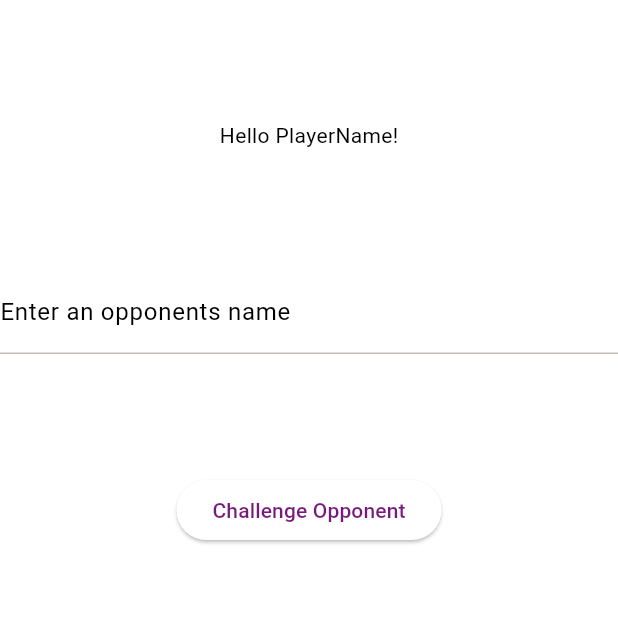
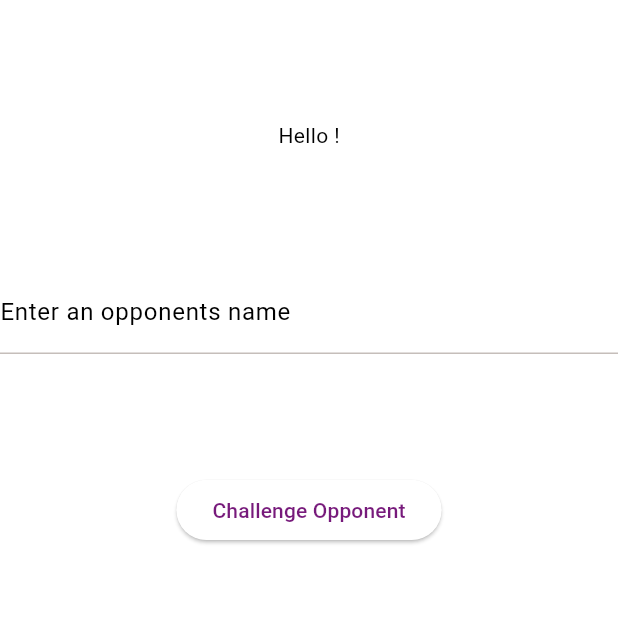
Before and after one commit to h3nse/Wizardly-Doomed-Wizards, a Flutter app: the FindOpponentPage screen opened directly with empty values, on a phone screen of 412 x 824 dp, the top half of it. Run offline on Flutter 3.47's test engine with Material 3 defaults, Android fonts, the phone set to English and light mode, and no system bars; our stand-ins replace flutter_dotenv, supabase_flutter, timer_count_down; accounts and stored records are empty.

Commit message:
DIsplay player name, and prevent creating more players

```diff
--- a/lib/pages/find_opponent_page.dart
+++ b/lib/pages/find_opponent_page.dart
@@ -1,5 +1,6 @@
 import 'package:flutter/material.dart';
 import 'package:wizardly_fucked_wizards/other/constants.dart';
+import 'package:wizardly_fucked_wizards/other/player.dart';
 import 'package:wizardly_fucked_wizards/pages/incoming_challenge_page.dart';
 import 'package:wizardly_fucked_wizards/pages/outgoing_challenge_page.dart';
 
@@ -48,7 +49,7 @@ class FindOpponentPage extends StatelessWidget {
         child: Column(
           mainAxisAlignment: MainAxisAlignment.spaceEvenly,
           children: [
-            const Text("Hello PlayerName!"),
+            Text("Hello ${Player().name}!"),
             TextFormField(
               controller: inputFieldController,
               decoration:
--- a/lib/pages/front_page.dart
+++ b/lib/pages/front_page.dart
@@ -27,7 +27,9 @@ class FrontPage extends StatelessWidget {
             ),
             ElevatedButton(
               onPressed: () {
-                _createPlayer();
+                if (Player().name == ''){
+                  _createPlayer();
+                }
                 Navigator.push(
                     context,
                     MaterialPageRoute(
```
